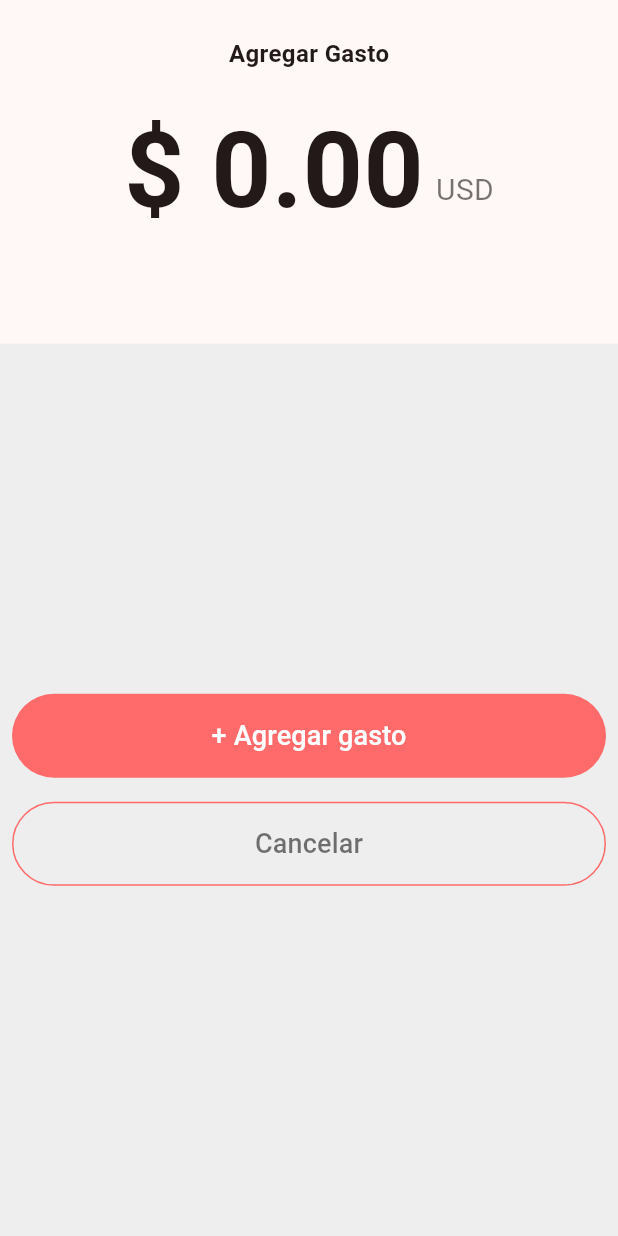
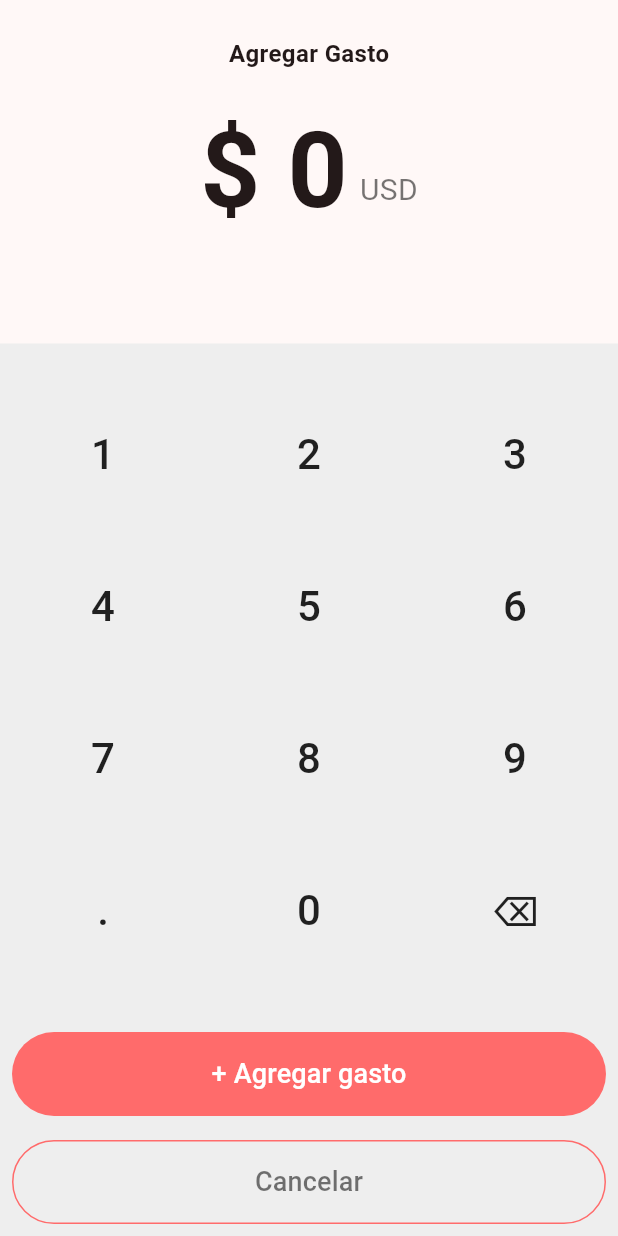
Before and after one commit to eduardo99-prog/Trabajo-final-del-curso, a Flutter app: the TecladoPantalla screen opened directly, on a phone screen of 412 x 824 dp. Run offline on Flutter 3.47's test engine with Material 3 defaults, Android fonts, the phone set to English and light mode, and no system bars.

Commit message:
El repositorio

```diff
--- a/lib/pantallas/home_screen.dart
+++ b/lib/pantallas/home_screen.dart
@@ -1,4 +1,5 @@
 import 'package:flutter/material.dart';
+import 'teclado_pantalla.dart';
 //import 'add_expense_screen.dart';
 
 class HomeScreen extends StatelessWidget {
@@ -67,8 +68,7 @@ class HomeScreen extends StatelessWidget {
         height: 56,
         child: FloatingActionButton.extended(
           onPressed: () {
-            // Navegación a la Pantalla 2
-            //Navigator.push(context, MaterialPageRoute(builder: (context) => const AddExpenseScreen()));
+            Navigator.push(context, MaterialPageRoute(builder: (context) => const TecladoPantalla(),));
           },
           backgroundColor: salmonColor,
           elevation: 4,
--- a/lib/pantallas/teclado_pantalla.dart
+++ b/lib/pantallas/teclado_pantalla.dart
@@ -12,7 +12,54 @@ class _TecladoPantallaState extends State<TecladoPantalla> {
   // 0 = Alimentacion, 1 = Transporte, 2 = Servicios, 3 = Otros
   int categoriaSeleccionada = 0;
 
+  // 1. Nuestra memoria: Guardamos la cantidad que el usuario está ingresando
+  String montoIngresado = '0';
+
+  // 2. Logica: Función para agegar números
+
+  void agregarNumero(String numero) {
+    setState(() {
+      if (montoIngresado == '0' && numero != '.') {
+        montoIngresado = numero; // Reemplaza el 0 inicial con el primer número ingresado
+      } else if (montoIngresado.contains('.') && numero == '.') {
+        return; // Evita agregar un segundo punto decimal (ej. 14.5.2)
+      } else {
+        montoIngresado += numero;
+      }
+    });
+  }
+
+  // 3. Logica: Función para borrar el último número
+  void borrarUltimo() {
+    setState(() {
+      if (montoIngresado.length > 1) {
+        montoIngresado = montoIngresado.substring(0, montoIngresado.length - 1);
+      } else {
+        montoIngresado = '0'; // Si solo queda un dígito, lo reemplaza con 0
+      }
+    });
+  }
+
+  Widget _buildBotonTeclado(String texto) {
+    return Expanded(
+      child: TextButton(
+          onPressed: () {
+            if (texto == '⌫') {
+              borrarUltimo();
+            } else {
+              agregarNumero(texto);
+            }
+          },
+          child: Text(
+            texto,
+            style: const TextStyle(fontSize: 28, color: Colors.black87),
+          ),
+        ),
+      );
+    }
+
   @override
+
   Widget build(BuildContext context) {
     return Scaffold(
       body: SafeArea(
@@ -27,13 +74,13 @@ class _TecladoPantallaState extends State<TecladoPantalla> {
 
             // Cantidad grande
 
-            const Row(
+            Row(
               mainAxisAlignment: MainAxisAlignment.center,
               crossAxisAlignment: CrossAxisAlignment.end,
               children: [
                 Text(
-                  '\$ 0.00',
-                  style: TextStyle(fontSize: 70, fontWeight: FontWeight.bold, height: 1),
+                  '\$ $montoIngresado',
+                  style: const TextStyle(fontSize: 70, fontWeight: FontWeight.bold, height: 1),
                 ),
                 SizedBox(width: 8),
                 Padding(
@@ -62,7 +109,6 @@ class _TecladoPantallaState extends State<TecladoPantalla> {
             ),
 
             const SizedBox(height: 40),
-
             // Contenedor del teclado numérico gris
             Expanded(
               child: Container(
@@ -71,6 +117,17 @@ class _TecladoPantallaState extends State<TecladoPantalla> {
                 child: Column(
                   mainAxisAlignment: MainAxisAlignment.center,
                   children: [
+                    Expanded(
+                      child: Column(
+                        mainAxisAlignment: MainAxisAlignment.spaceEvenly,
+                        children: [
+                          Row(children: [_buildBotonTeclado('1'), _buildBotonTeclado('2'), _buildBotonTeclado('3')]),
+                          Row(children: [_buildBotonTeclado('4'), _buildBotonTeclado('5'), _buildBotonTeclado('6')]),
+                          Row(children: [_buildBotonTeclado('7'), _buildBotonTeclado('8'), _buildBotonTeclado('9')]),
+                          Row(children: [_buildBotonTeclado('.'), _buildBotonTeclado('0'), _buildBotonTeclado('⌫')]),
+                        ],
+                      ),
+                    ),
                     // Botones con UX
                     Padding(
                       padding: const EdgeInsets.all(8.0),
@@ -128,5 +185,4 @@ class _TecladoPantallaState extends State<TecladoPantalla> {
       ),
     );
   }
-
 }
```
